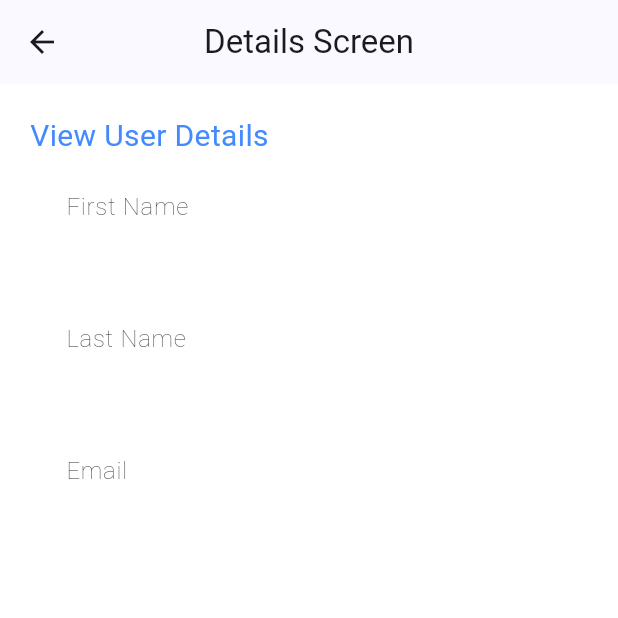
After one commit to burhan-mujahid/mbmw_task_1, a Flutter app: the DetailsScreen screen opened directly, on a phone screen of 412 x 824 dp, the top half of it. The commit adds this screen. Run offline on Flutter 3.47's test engine with Material 2 defaults, Android fonts, the phone set to English and light mode, and no system bars; our stand-ins replace cloud_firestore, firebase_auth, firebase_core, firebase_storage, fluttertoast; accounts and stored records are empty.

Commit message:
Project fixed

```diff
--- a/lib/ui/auth_screens/login_screen.dart
+++ b/lib/ui/auth_screens/login_screen.dart
@@ -47,7 +47,7 @@ class _LoginScreenState extends State<LoginScreen> {
         loading = false;
       });
 
-      Utils().toastMessage(value.user!.email.toString());
+      Utils().toastMessage('Login Successful');
       Navigator.push(
           context, MaterialPageRoute(builder: (context) => MainScreen()));
     }).onError((error, stackTrace) {
@@ -115,7 +115,8 @@ class _LoginScreenState extends State<LoginScreen> {
                         if (value.length < 8) {
                           return "Password must be at least 8 characters long";
                         }
-                        if (!RegExp(r'^(?=.*[A-Za-z])(?=.*\d)[A-Za-z\d]{6,}$')
+                        if (!RegExp(
+                                r'^(?=.*[A-Za-z])(?=.*\d)[A-Za-z\d@$!%*#?&]{6,}$')
                             .hasMatch(value)) {
                           return 'Password must contain at least one letter and one number';
                         }
--- /dev/null
+++ b/lib/ui/user_screens/details_screen.dart
@@ -0,0 +1,77 @@
+import 'package:cloud_firestore/cloud_firestore.dart';
+import 'package:firebase_auth/firebase_auth.dart';
+import 'package:flutter/material.dart';
+
+class DetailsScreen extends StatefulWidget {
+  const DetailsScreen({Key? key}) : super(key: key);
+
+  @override
+  _DetailsScreenState createState() => _DetailsScreenState();
+}
+
+class _DetailsScreenState extends State<DetailsScreen> {
+  final User? currentUser = FirebaseAuth.instance.currentUser;
+
+  @override
+  Widget build(BuildContext context) {
+    return Scaffold(
+      appBar: AppBar(
+        centerTitle: true,
+        title: Text('Details Screen'),
+      ),
+      body: Padding(
+        padding: const EdgeInsets.all(20.0),
+        child: Column(
+          crossAxisAlignment: CrossAxisAlignment.start,
+          children: [
+            Text(
+              'View User Details',
+              style: TextStyle(fontSize: 20, color: Colors.blueAccent),
+            ),
+            Expanded(
+              child: StreamBuilder<DocumentSnapshot>(
+                stream: FirebaseFirestore.instance
+                    .collection('Users')
+                    .doc(currentUser!.uid)
+                    .snapshots(),
+                builder: (BuildContext context,
+                    AsyncSnapshot<DocumentSnapshot> snapshot) {
+                  if (!snapshot.hasData) {
+                    return Center(child: CircularProgressIndicator());
+                  }
+
+                  Map<String, dynamic> data =
+                      snapshot.data!.data() as Map<String, dynamic>;
+
+                  return ListView(
+                    children: [
+                      buildListTile('First Name', data['first_name']),
+                      buildListTile('Last Name', data['last_name']),
+                      buildListTile('Email', data['email']),
+                    ],
+                  );
+                },
+              ),
+            ),
+          ],
+        ),
+      ),
+    );
+  }
+
+  Padding buildListTile(String title, String subtitle) {
+    return Padding(
+      padding: const EdgeInsets.all(8.0),
+      child: ListTile(
+        title: Text(
+          title,
+          style: TextStyle(fontWeight: FontWeight.w200),
+        ),
+        subtitle: Text(
+          subtitle,
+          style: TextStyle(fontWeight: FontWeight.bold),
+        ),
+      ),
+    );
+  }
+}
```
Also changed, not shown: lib/ui/auth_screens/add_user_firestore.dart (deleted, +0 -188 lines), lib/ui/auth_screens/signup_screen.dart (+74 -28 lines), lib/ui/user_screens/main_screen.dart (+114 -60 lines), lib/widgets/page_heading.dart (+17 -17 lines).
